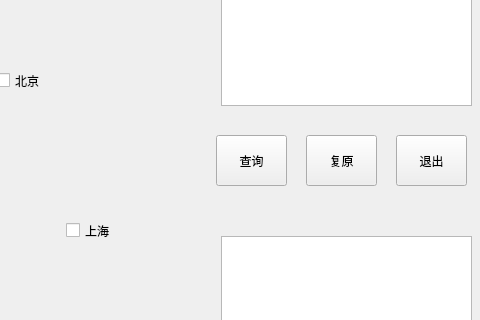
Old version of the form mainwindow.ui in the repository Zihao-Cai/MapPath; both pictures show x 714 to 1194 and y 155 to 475 of the 1194 by 682 pixel window.
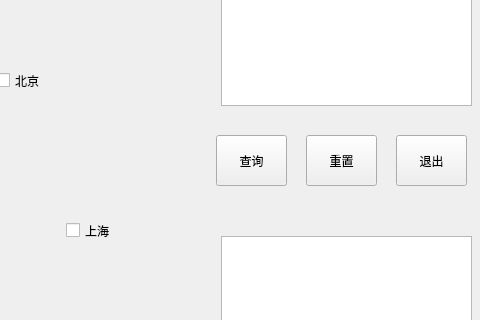
New version of the form. Icons and pictures are not drawn.

Patch:
```diff
--- a/mainwindow.ui
+++ b/mainwindow.ui
@@ -37,7 +37,7 @@
      </rect>
     </property>
     <property name="text">
-     <string>复原</string>
+     <string>重置</string>
     </property>
    </widget>
    <widget class="QPushButton" name="exit">
```
